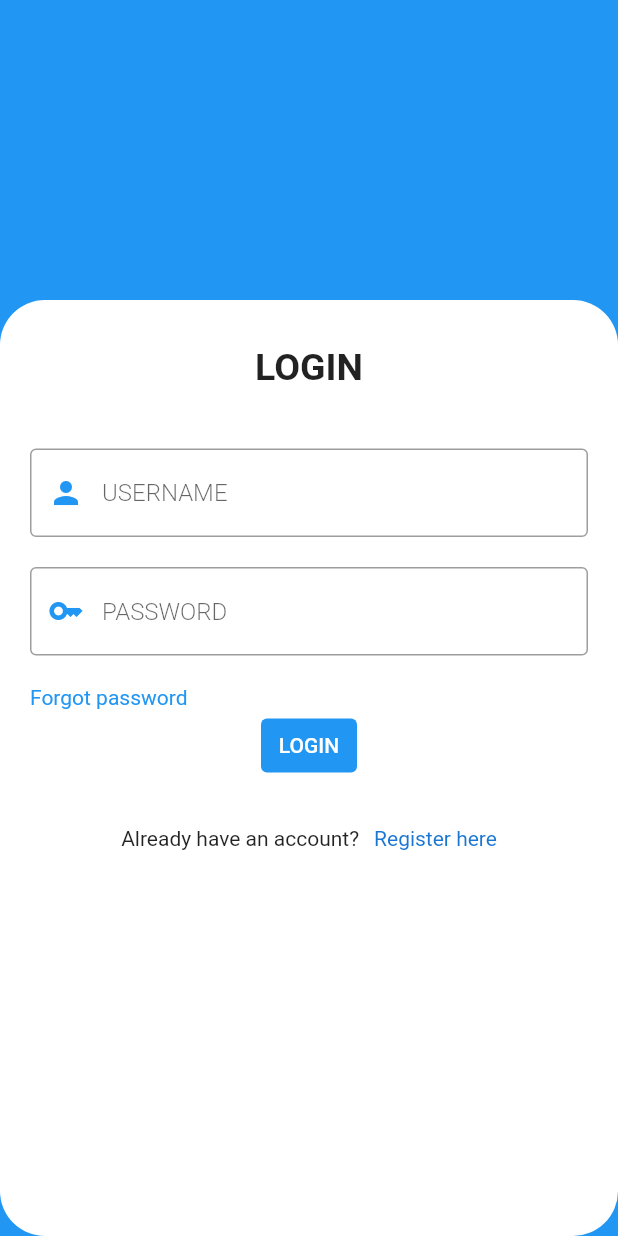
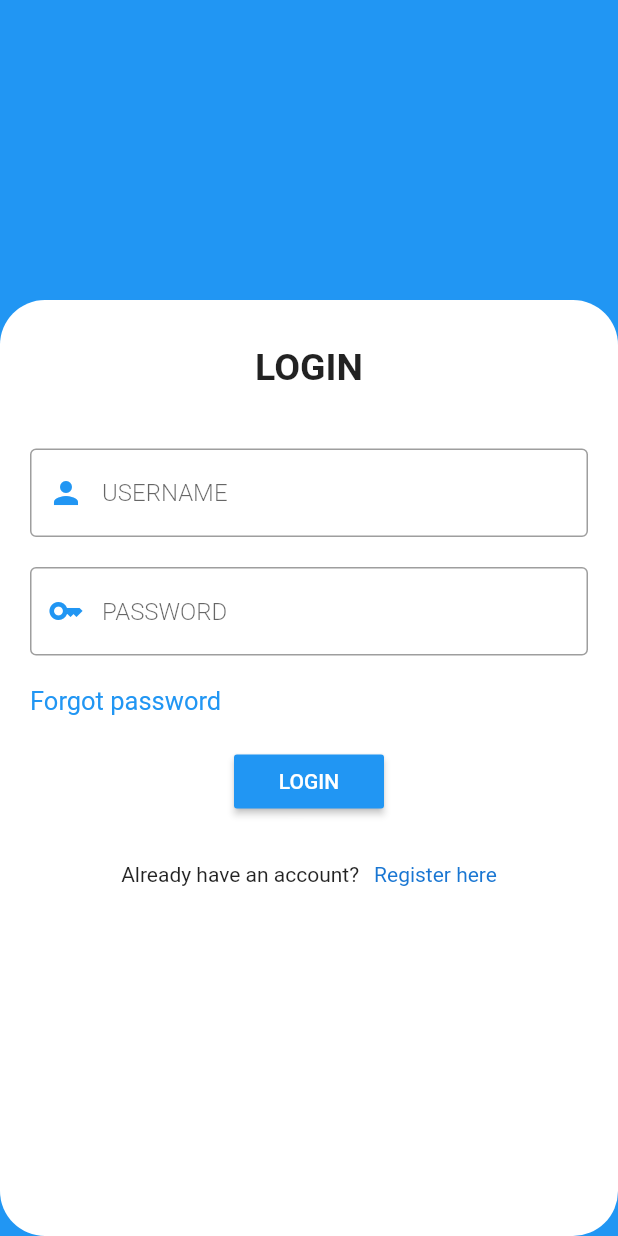
Before and after one commit to davidmax2x/Flutter, a Flutter app: the screen it shows after launch, on a phone screen of 412 x 824 dp. Run offline on Flutter 3.47's test engine with Material 2 defaults, Android fonts, the phone set to English and light mode, and no system bars.

Commit message:
"final torch"

```diff
--- a/lib/main.dart
+++ b/lib/main.dart
@@ -51,12 +51,13 @@ class WelcomePage extends StatelessWidget {
 
                     ),
                   ),
+
                   const SizedBox(height: 20,),
+
                   const TextField(
                     obscureText: true,
                     keyboardType: TextInputType.visiblePassword,
                     decoration: InputDecoration(
-
                     hintText: "PASSWORD",
                     prefixIcon: Icon(Icons.key),
                     hintStyle: TextStyle(
@@ -66,20 +67,24 @@ class WelcomePage extends StatelessWidget {
                     border: OutlineInputBorder()
                     ),
                   ),
+
                   const SizedBox(height: 20,),
+
                  const Align(
                     alignment: Alignment.bottomLeft,
                     child: Text("Forgot password",style: TextStyle(
-                      color: Colors.blue
+                      color: Colors.blue,
+                      fontSize: 17,
                     ),),
                   ),
-                  TextButton(onPressed: (){},
-                  style: const ButtonStyle(
-                    backgroundColor: MaterialStatePropertyAll(Colors.blue),
+                  const  SizedBox(height: 20,),
+                  MaterialButton(onPressed: (){},
+                  color: Colors.blue,
+                  minWidth: 100,
 
-                  ),
                   child: const Text("LOGIN",style: TextStyle(color: Colors.white),)),
                 const SizedBox(height: 30,),
+
                 Center(
                   child: Row(
                     mainAxisAlignment: MainAxisAlignment.center,
@@ -95,6 +100,7 @@ class WelcomePage extends StatelessWidget {
                     ],
                   ),
                 ),
+
                 const SizedBox(height: 30,),
 
                 ],)
```
